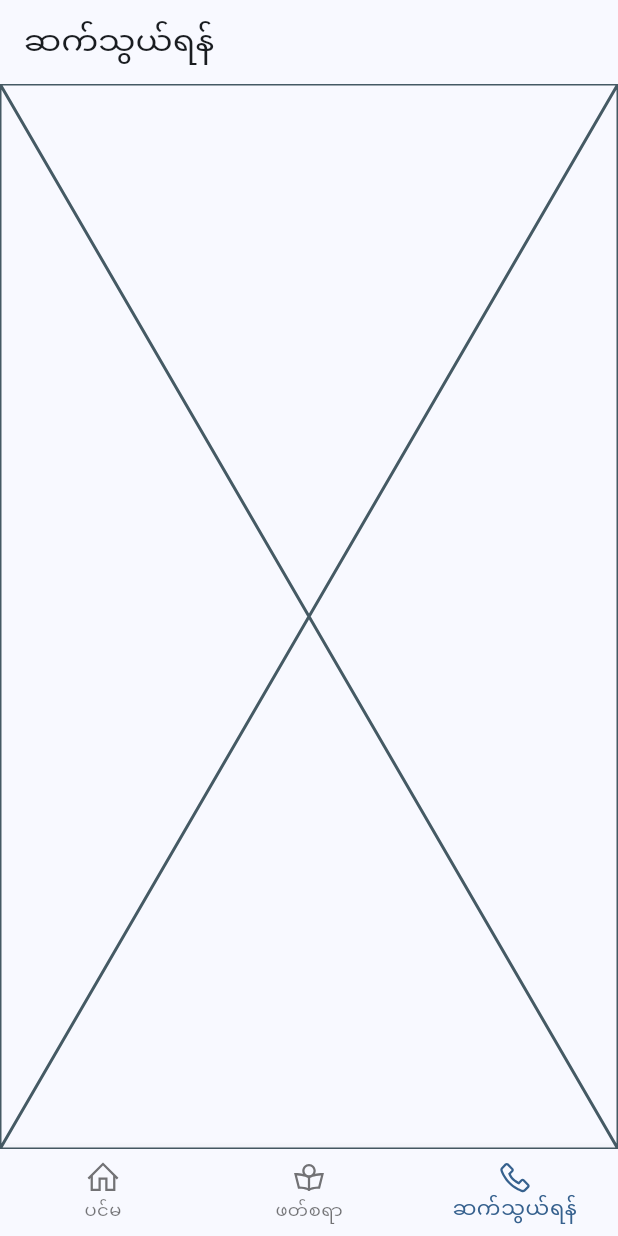
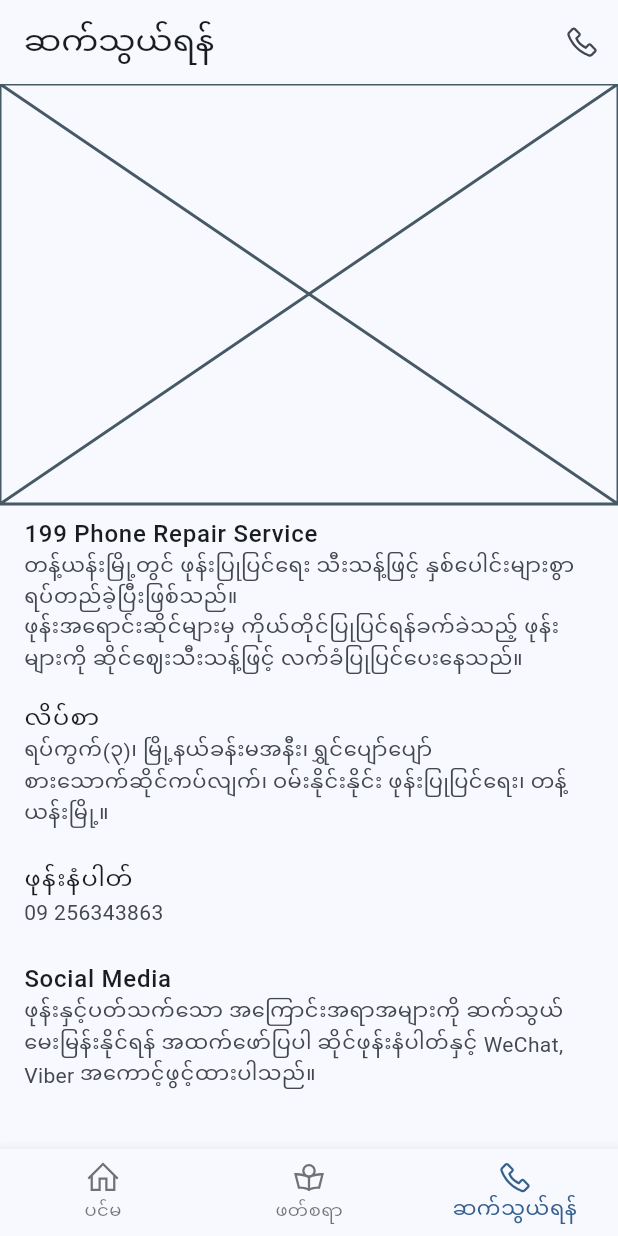
Before and after one commit to clickernux/phone_repair_service_199, a Flutter app: the AboutScreen screen opened by its route, on a phone screen of 412 x 824 dp. Run offline on Flutter 3.47's test engine with Material 3 defaults, Android fonts, the phone set to English and light mode, and no system bars; our stand-ins replace cached_network_image, cloud_firestore, connectivity_plus, firebase_auth, firebase_core, flutter_dotenv and 8 more; missing offline and left inert: workmanager; accounts and stored records are empty; statements that could not run were skipped.

Commit message:
Implemented about_screen UI.

```diff
--- a/lib/screens/about_screen.dart
+++ b/lib/screens/about_screen.dart
@@ -1,4 +1,7 @@
 import 'package:flutter/material.dart';
+import 'package:line_icons/line_icons.dart';
+
+import '../components/component_layer.dart';
 
 class AboutScreen extends StatelessWidget {
   const AboutScreen({super.key});
@@ -8,12 +11,43 @@ class AboutScreen extends StatelessWidget {
     return Scaffold(
       appBar: AppBar(
         title: const Text('ဆက်သွယ်ရန်'),
+        actions: [
+          IconButton(
+            onPressed: () {},
+            icon: const Icon(LineIcons.phone),
+          ),
+        ],
       ),
       body: _buildBody(context),
     );
   }
 
   Widget _buildBody(BuildContext context) {
-    return const Placeholder();
+    return ListView(
+      children: const [
+        SizedBox(
+          height: 280,
+          child: Placeholder(),
+        ),
+        InfoCard(
+            title: '199 Phone Repair Service',
+            desc:
+                'တန့်ယန်းမြို့တွင် ဖုန်းပြုပြင်ရေး သီးသန့်ဖြင့် နှစ်ပေါင်းများစွာ  ရပ်တည်ခဲ့ပြီးဖြစ်သည်။\nဖုန်းအရောင်းဆိုင်များမှ ကိုယ်တိုင်ပြုပြင်ရန်ခက်ခဲသည့် ဖုန်းများကို ဆိုင်ဈေးသီးသန့်ဖြင့် လက်ခံပြုပြင်ပေးနေသည်။'),
+        InfoCard(
+          title: 'လိပ်စာ',
+          desc:
+              'ရပ်ကွက်(၃)၊ မြို့နယ်ခန်းမအနီး၊ ရွှင်ပျော်ပျော် စားသောက်ဆိုင်ကပ်လျက်၊ ဝမ်းနိုင်းနိုင်း ဖုန်းပြုပြင်ရေး၊ တန့်ယန်းမြို့။',
+        ),
+        InfoCard(
+          title: 'ဖုန်းနံပါတ်',
+          desc: '09 256343863',
+        ),
+        InfoCard(
+          title: 'Social Media',
+          desc:
+              'ဖုန်းနှင့်ပတ်သက်သော အကြောင်းအရာအများကို ဆက်သွယ်မေးမြန်းနိုင်ရန် အထက်ဖော်ပြပါ ဆိုင်ဖုန်းနံပါတ်နှင့် WeChat, Viber အကောင့်ဖွင့်ထားပါသည်။',
+        ),
+      ],
+    );
   }
 }
```
